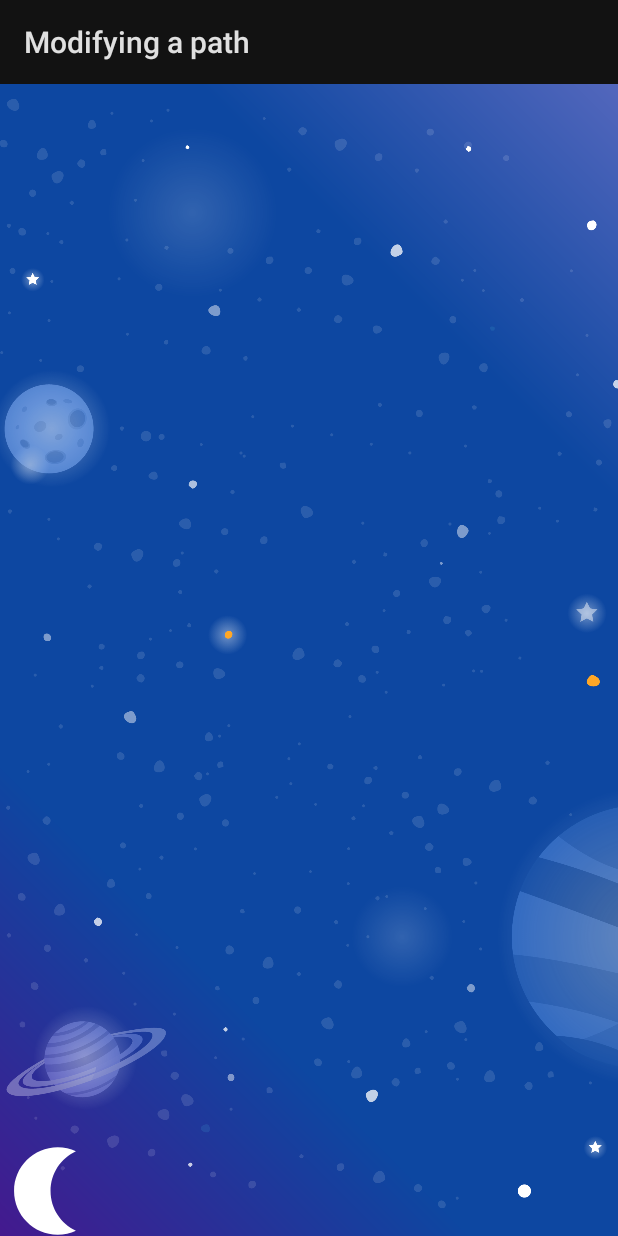
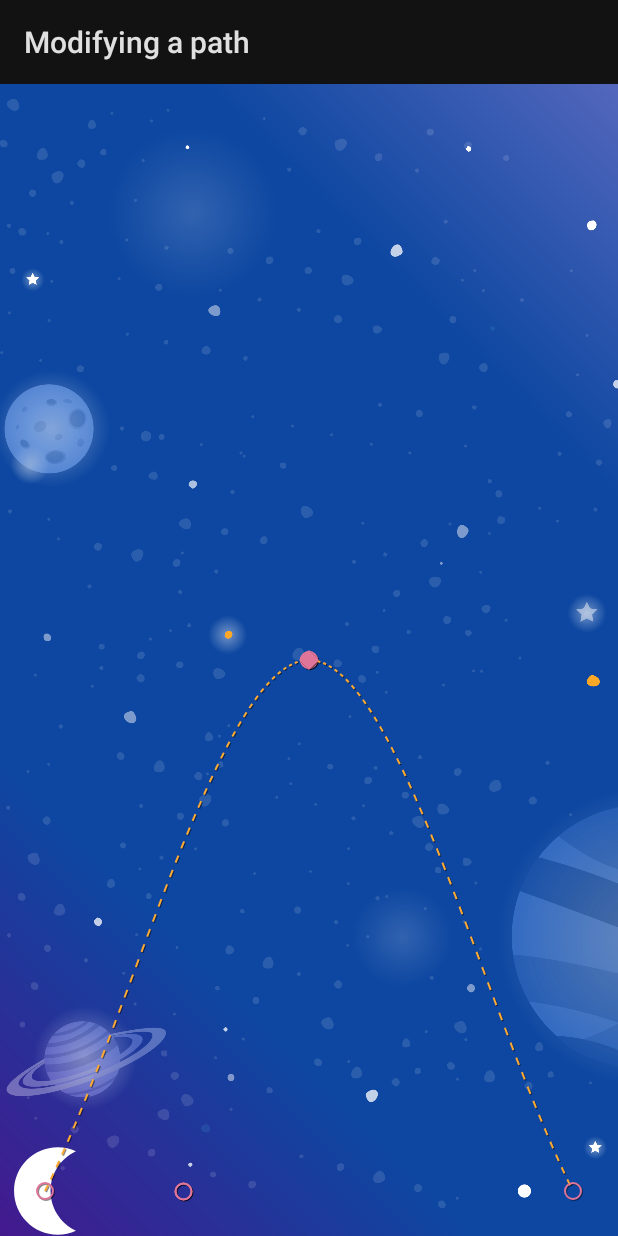
Before and after one commit to RowickaM/NewThings, an Android app: the Step3Activity screen opened directly, with no data from a screen before it, on a phone screen of 412 x 824 dp. Run offline under Robolectric (Android 15) with nearby library versions, the phone set to English and light mode, and no system bars.

Commit message:
modify animation path

```diff
--- a/app/src/main/res/layout/activity_step3.xml
+++ b/app/src/main/res/layout/activity_step3.xml
@@ -3,7 +3,8 @@
     xmlns:app="http://schemas.android.com/apk/res-auto"
     android:layout_width="match_parent"
     android:layout_height="match_parent"
-    app:layoutDescription="@xml/step3">
+    app:layoutDescription="@xml/step3"
+    app:motionDebug="SHOW_PATH">
 
     <ImageView
         android:id="@+id/background"
--- a/app/src/main/res/xml/step3.xml
+++ b/app/src/main/res/xml/step3.xml
@@ -12,7 +12,23 @@
             app:clickAction="toggle"
             app:targetId="@id/moon" />
 
-        <!-- TODO: Add KeyFrameSet and KeyPosition -->
+        <KeyFrameSet>
+            <KeyPosition
+                app:framePosition="50"
+                app:keyPositionType="parentRelative"
+                app:motionTarget="@id/moon"
+                app:percentY="0.5" />
+            <!--            <KeyPosition-->
+            <!--                app:framePosition="20"-->
+            <!--                app:motionTarget="@id/moon"-->
+            <!--                app:percentY="0.45"-->
+            <!--                app:keyPositionType="parentRelative"/>-->
+            <!--            <KeyPosition-->
+            <!--                app:framePosition="58"-->
+            <!--                app:motionTarget="@id/moon"-->
+            <!--                app:percentY="0.9"-->
+            <!--                app:keyPositionType="parentRelative"/>-->
+        </KeyFrameSet>
     </Transition>
 
     <!-- Constraints to apply at the start of the animation -->
```
